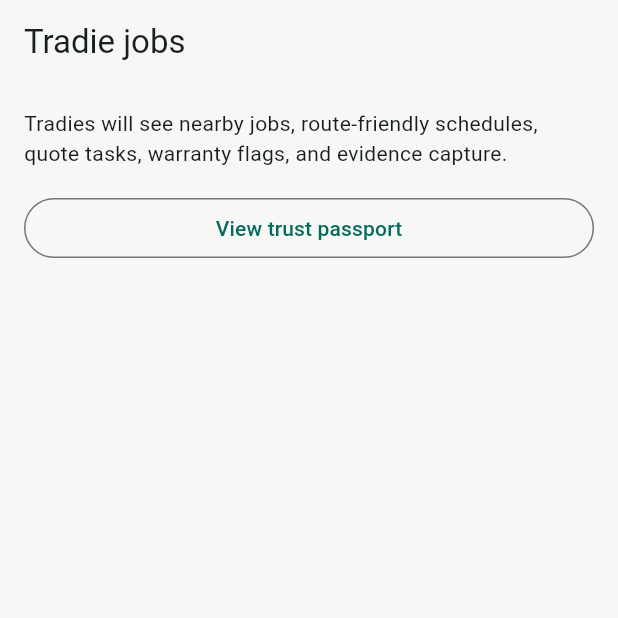
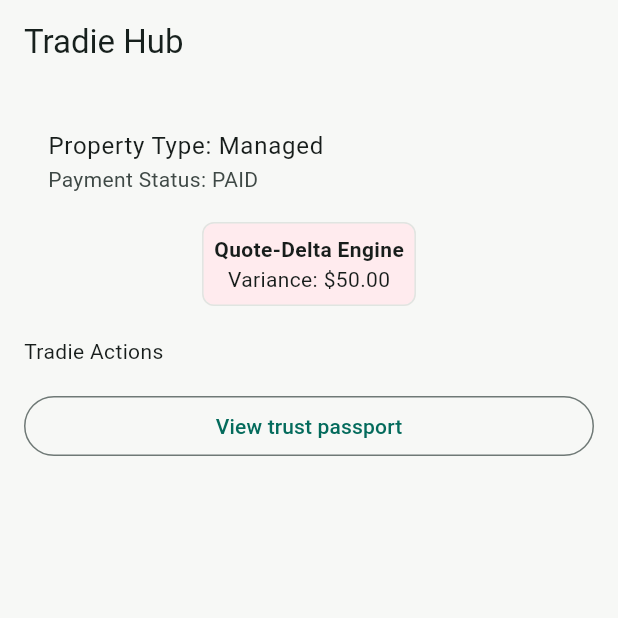
Before and after one commit to 1pacent/1pacent-app, a Flutter app: the TradieHomeScreen screen opened by its route, on a phone screen of 412 x 824 dp, the top half of it. Run offline on Flutter 3.47's test engine with Material 3 defaults, Android fonts, the phone set to English and light mode, and no system bars; our stand-ins replace flutter_dotenv, go_router; accounts and stored records are empty.

Commit message:
chore: commit pending changes before starting new development

```diff
--- /dev/null
+++ b/lib/features/shared/contextual_job_view.dart
@@ -0,0 +1,46 @@
+import 'package:flutter/material.dart';
+
+/// Factory to render UI dynamically based on n8n state
+class ContextualJobView extends StatelessWidget {
+  final Map<String, dynamic> n8nState;
+
+  const ContextualJobView({super.key, required this.n8nState});
+
+  @override
+  Widget build(BuildContext context) {
+    // 1. Identify property type
+    final propertyType = n8nState['property_type'] ?? 'Unknown';
+    // 2. Surface 'Bill-to' status
+    final billToStatus = n8nState['bill_to_status'] ?? 'pending';
+
+    return Column(
+      children: [
+        ListTile(
+          title: Text("Property Type: $propertyType"),
+          subtitle: Text("Payment Status: ${billToStatus.toUpperCase()}"),
+        ),
+        if (n8nState.containsKey('quote_variance'))
+          _buildQuoteDeltaOverlay(n8nState['quote_variance']),
+      ],
+    );
+  }
+
+  Widget _buildQuoteDeltaOverlay(Map<String, dynamic> varianceData) {
+    final original = varianceData['original_quote'] ?? 0.0;
+    final actual = varianceData['actual_spend'] ?? 0.0;
+    final delta = (actual - original).abs();
+
+    return Card(
+      color: actual > original ? Colors.red[50] : Colors.green[50],
+      child: Padding(
+        padding: const EdgeInsets.all(8.0),
+        child: Column(
+          children: [
+            const Text("Quote-Delta Engine", style: TextStyle(fontWeight: FontWeight.bold)),
+            Text("Variance: \$${delta.toStringAsFixed(2)}"),
+          ],
+        ),
+      ),
+    );
+  }
+}
--- a/lib/features/tradie/tradie_home_screen.dart
+++ b/lib/features/tradie/tradie_home_screen.dart
@@ -1,17 +1,30 @@
 import 'package:flutter/material.dart';
 import 'package:go_router/go_router.dart';
+import '../shared/contextual_job_view.dart';
 
 class TradieHomeScreen extends StatelessWidget {
   const TradieHomeScreen({super.key});
 
   @override
   Widget build(BuildContext context) {
+    // Mock n8n state for now; in a real app this would be injected globally.
+    final mockN8nState = {
+      'property_type': 'Managed',
+      'bill_to_status': 'paid',
+      'quote_variance': {
+        'original_quote': 500.0,
+        'actual_spend': 550.0,
+      },
+    };
+
     return Scaffold(
-      appBar: AppBar(title: const Text('Tradie jobs')),
+      appBar: AppBar(title: const Text('Tradie Hub')),
       body: ListView(
         padding: const EdgeInsets.all(16),
         children: [
-          const Text('Tradies will see nearby jobs, route-friendly schedules, quote tasks, warranty flags, and evidence capture.'),
+          ContextualJobView(n8nState: mockN8nState),
+          const SizedBox(height: 16),
+          const Text('Tradie Actions'),
           const SizedBox(height: 16),
           OutlinedButton(
             onPressed: () => context.go('/tradie/demo/trust'),
```
Also changed, not shown: 2 other files.
